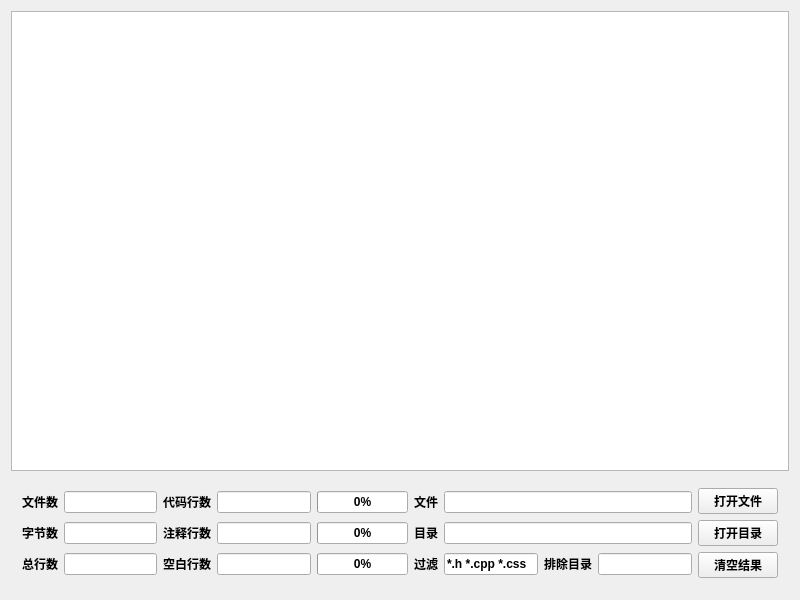
First picture: the form in CountCode.ui, repository a-mo-xi-wei/CodeCountTool, before the edit.
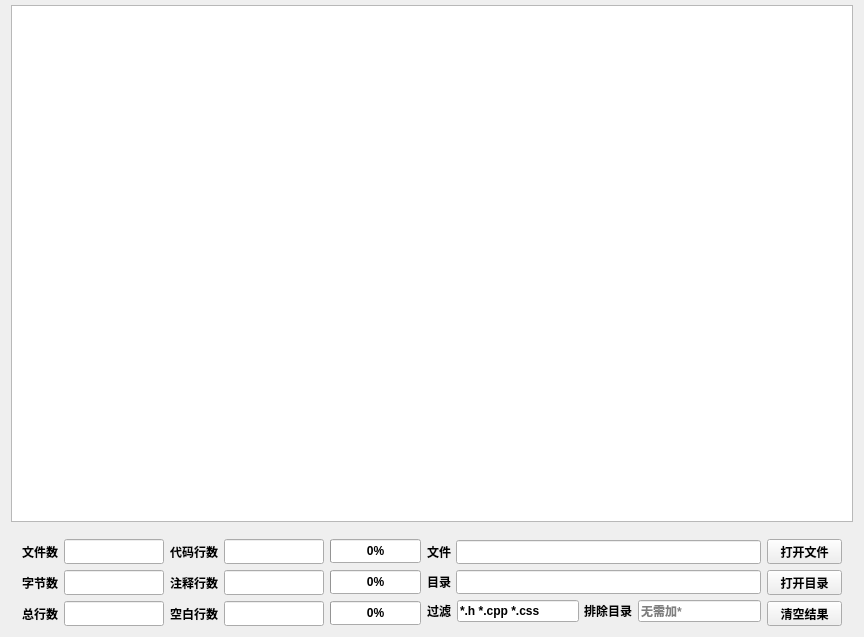
Second picture: the form after the edit. Icons and pictures are not drawn. Custom widgets are drawn as their Qt base class.

Diff of the .ui file:
```diff
--- a/CountCode.ui
+++ b/CountCode.ui
@@ -6,8 +6,8 @@
    <rect>
     <x>0</x>
     <y>0</y>
-    <width>800</width>
-    <height>600</height>
+    <width>864</width>
+    <height>637</height>
    </rect>
   </property>
   <property name="font">
@@ -16,13 +16,19 @@
    </font>
   </property>
   <layout class="QVBoxLayout" name="verticalLayout_2">
+   <property name="topMargin">
+    <number>5</number>
+   </property>
+   <property name="bottomMargin">
+    <number>0</number>
+   </property>
    <item>
     <widget class="QTableWidget" name="tableWidget"/>
    </item>
    <item>
     <widget class="QWidget" name="widget" native="true">
-     <layout class="QGridLayout" name="gridLayout_3">
-      <item row="0" column="0" rowspan="3">
+     <layout class="QHBoxLayout" name="horizontalLayout_3">
+      <item>
        <layout class="QGridLayout" name="gridLayout">
         <item row="0" column="0">
          <widget class="QLabel" name="labCount">
@@ -33,6 +39,24 @@
         </item>
         <item row="0" column="1">
          <widget class="QLineEdit" name="txtCount">
+          <property name="sizePolicy">
+           <sizepolicy hsizetype="Fixed" vsizetype="Fixed">
+            <horstretch>0</horstretch>
+            <verstretch>0</verstretch>
+           </sizepolicy>
+          </property>
+          <property name="minimumSize">
+           <size>
+            <width>100</width>
+            <height>25</height>
+           </size>
+          </property>
+          <property name="maximumSize">
+           <size>
+            <width>100</width>
+            <height>25</height>
+           </size>
+          </property>
           <property name="alignment">
            <set>Qt::AlignCenter</set>
           </property>
@@ -50,6 +74,24 @@
         </item>
         <item row="0" column="3">
          <widget class="QLineEdit" name="txtCode">
+          <property name="sizePolicy">
+           <sizepolicy hsizetype="Fixed" vsizetype="Fixed">
+            <horstretch>0</horstretch>
+            <verstretch>0</verstretch>
+           </sizepolicy>
+          </property>
+          <property name="minimumSize">
+           <size>
+            <width>100</width>
+            <height>25</height>
+           </size>
+          </property>
+          <property name="maximumSize">
+           <size>
+            <width>100</width>
+            <height>25</height>
+           </size>
+          </property>
           <property name="alignment">
            <set>Qt::AlignCenter</set>
           </property>
@@ -68,11 +110,23 @@
         <item row="1" column="1">
          <widget class="QLineEdit" name="txtSize">
           <property name="sizePolicy">
-           <sizepolicy hsizetype="Expanding" vsizetype="Fixed">
+           <sizepolicy hsizetype="Fixed" vsizetype="Fixed">
             <horstretch>0</horstretch>
             <verstretch>0</verstretch>
            </sizepolicy>
           </property>
+          <property name="minimumSize">
+           <size>
+            <width>100</width>
+            <height>25</height>
+           </size>
+          </property>
+          <property name="maximumSize">
+           <size>
+            <width>100</width>
+            <height>25</height>
+           </size>
+          </property>
           <property name="alignment">
            <set>Qt::AlignCenter</set>
           </property>
@@ -91,11 +145,23 @@
         <item row="1" column="3">
          <widget class="QLineEdit" name="txtNote">
           <property name="sizePolicy">
-           <sizepolicy hsizetype="Expanding" vsizetype="Fixed">
+           <sizepolicy hsizetype="Fixed" vsizetype="Fixed">
             <horstretch>0</horstretch>
             <verstretch>0</verstretch>
            </sizepolicy>
           </property>
+          <property name="minimumSize">
+           <size>
+            <width>100</width>
+            <height>25</height>
+           </size>
+          </property>
+          <property name="maximumSize">
+           <size>
+            <width>100</width>
+            <height>25</height>
+           </size>
+          </property>
           <property name="alignment">
            <set>Qt::AlignCenter</set>
           </property>
@@ -114,11 +180,23 @@
         <item row="2" column="1">
          <widget class="QLineEdit" name="txtRow">
           <property name="sizePolicy">
-           <sizepolicy hsizetype="Expanding" vsizetype="Fixed">
+           <sizepolicy hsizetype="Fixed" vsizetype="Fixed">
             <horstretch>0</horstretch>
             <verstretch>0</verstretch>
            </sizepolicy>
           </property>
+          <property name="minimumSize">
+           <size>
+            <width>100</width>
+            <height>25</height>
+           </size>
+          </property>
+          <property name="maximumSize">
+           <size>
+            <width>100</width>
+            <height>25</height>
+           </size>
+          </property>
           <property name="alignment">
            <set>Qt::AlignCenter</set>
           </property>
@@ -137,11 +215,23 @@
         <item row="2" column="3">
          <widget class="QLineEdit" name="txtBlank">
           <property name="sizePolicy">
-           <sizepolicy hsizetype="Expanding" vsizetype="Fixed">
+           <sizepolicy hsizetype="Fixed" vsizetype="Fixed">
             <horstretch>0</horstretch>
             <verstretch>0</verstretch>
            </sizepolicy>
           </property>
+          <property name="minimumSize">
+           <size>
+            <width>100</width>
+            <height>25</height>
+           </size>
+          </property>
+          <property name="maximumSize">
+           <size>
+            <width>100</width>
+            <height>25</height>
+           </size>
+          </property>
           <property name="alignment">
            <set>Qt::AlignCenter</set>
           </property>
@@ -152,6 +242,18 @@
         </item>
         <item row="0" column="4">
          <widget class="QProgressBar" name="code_progressBar">
+          <property name="minimumSize">
+           <size>
+            <width>0</width>
+            <height>24</height>
+           </size>
+          </property>
+          <property name="maximumSize">
+           <size>
+            <width>16777215</width>
+            <height>24</height>
+           </size>
+          </property>
           <property name="value">
            <number>0</number>
           </property>
@@ -165,6 +267,18 @@
         </item>
         <item row="1" column="4">
          <widget class="QProgressBar" name="note_progressBar">
+          <property name="minimumSize">
+           <size>
+            <width>0</width>
+            <height>24</height>
+           </size>
+          </property>
+          <property name="maximumSize">
+           <size>
+            <width>16777215</width>
+            <height>24</height>
+           </size>
+          </property>
           <property name="value">
            <number>0</number>
           </property>
@@ -175,6 +289,18 @@
         </item>
         <item row="2" column="4">
          <widget class="QProgressBar" name="blank_progressBar">
+          <property name="minimumSize">
+           <size>
+            <width>0</width>
+            <height>24</height>
+           </size>
+          </property>
+          <property name="maximumSize">
+           <size>
+            <width>16777215</width>
+            <height>24</height>
+           </size>
+          </property>
           <property name="value">
            <number>0</number>
           </property>
@@ -185,17 +311,63 @@
         </item>
        </layout>
       </item>
-      <item row="0" column="1" rowspan="3">
+      <item>
+       <widget class="QWidget" name="widget_2" native="true">
+        <property name="maximumSize">
+         <size>
+          <width>16777215</width>
+          <height>500</height>
+         </size>
+        </property>
        <layout class="QGridLayout" name="gridLayout_2">
+         <property name="leftMargin">
+          <number>0</number>
+         </property>
+         <property name="topMargin">
+          <number>0</number>
+         </property>
+         <property name="rightMargin">
+          <number>0</number>
+         </property>
+         <property name="bottomMargin">
+          <number>0</number>
+         </property>
+         <property name="spacing">
+          <number>5</number>
+         </property>
         <item row="0" column="0">
          <widget class="QLabel" name="labFile">
+           <property name="sizePolicy">
+            <sizepolicy hsizetype="Fixed" vsizetype="Preferred">
+             <horstretch>0</horstretch>
+             <verstretch>0</verstretch>
+            </sizepolicy>
+           </property>
           <property name="text">
            <string>文件</string>
           </property>
+           <property name="scaledContents">
+            <bool>true</bool>
+           </property>
+           <property name="alignment">
+            <set>Qt::AlignCenter</set>
+           </property>
          </widget>
         </item>
         <item row="0" column="1" colspan="2">
          <widget class="QLineEdit" name="txtFile">
+           <property name="minimumSize">
+            <size>
+             <width>0</width>
+             <height>24</height>
+            </size>
+           </property>
+           <property name="maximumSize">
+            <size>
+             <width>16777215</width>
+             <height>24</height>
+            </size>
+           </property>
           <property name="readOnly">
            <bool>true</bool>
           </property>
@@ -203,32 +375,78 @@
         </item>
         <item row="1" column="0">
          <widget class="QLabel" name="labPath">
+           <property name="sizePolicy">
+            <sizepolicy hsizetype="Fixed" vsizetype="Preferred">
+             <horstretch>0</horstretch>
+             <verstretch>0</verstretch>
+            </sizepolicy>
+           </property>
           <property name="text">
            <string>目录</string>
           </property>
+           <property name="scaledContents">
+            <bool>true</bool>
+           </property>
+           <property name="alignment">
+            <set>Qt::AlignCenter</set>
+           </property>
          </widget>
         </item>
         <item row="1" column="1" colspan="2">
          <widget class="QLineEdit" name="txtPath">
+           <property name="minimumSize">
+            <size>
+             <width>0</width>
+             <height>24</height>
+            </size>
+           </property>
+           <property name="maximumSize">
+            <size>
+             <width>16777215</width>
+             <height>24</height>
+            </size>
+           </property>
           <property name="readOnly">
            <bool>true</bool>
           </property>
          </widget>
         </item>
-        <item row="2" column="0">
+         <item row="2" column="0" colspan="2">
+          <layout class="QHBoxLayout" name="horizontalLayout_2">
+           <item>
          <widget class="QLabel" name="labTextFilter">
           <property name="text">
            <string>过滤</string>
           </property>
-         </widget>
-        </item>
-        <item row="2" column="1">
+             <property name="scaledContents">
+              <bool>true</bool>
+             </property>
+             <property name="alignment">
+              <set>Qt::AlignCenter</set>
+             </property>
+            </widget>
+           </item>
+           <item>
          <widget class="QLineEdit" name="txtFilter">
+             <property name="minimumSize">
+              <size>
+               <width>0</width>
+               <height>22</height>
+              </size>
+             </property>
+             <property name="maximumSize">
+              <size>
+               <width>16777215</width>
+               <height>22</height>
+              </size>
+             </property>
           <property name="text">
            <string>*.h *.cpp *.css</string>
           </property>
          </widget>
         </item>
+          </layout>
+         </item>
         <item row="2" column="2">
          <layout class="QHBoxLayout" name="horizontalLayout">
           <item>
@@ -236,44 +454,133 @@
             <property name="text">
              <string>排除目录</string>
             </property>
+             <property name="scaledContents">
+              <bool>true</bool>
+             </property>
+             <property name="alignment">
+              <set>Qt::AlignCenter</set>
+             </property>
            </widget>
           </item>
           <item>
            <widget class="QLineEdit" name="dirFilter">
+             <property name="minimumSize">
+              <size>
+               <width>0</width>
+               <height>22</height>
+              </size>
+             </property>
+             <property name="maximumSize">
+              <size>
+               <width>16777215</width>
+               <height>22</height>
+              </size>
+             </property>
             <property name="text">
              <string/>
             </property>
             <property name="readOnly">
              <bool>false</bool>
             </property>
+             <property name="placeholderText">
+              <string>无需加*</string>
+             </property>
            </widget>
           </item>
          </layout>
         </item>
        </layout>
+       </widget>
       </item>
-      <item row="0" column="2">
-       <widget class="QPushButton" name="btnOpenFile">
+      <item>
+       <layout class="QVBoxLayout" name="verticalLayout">
+        <item>
+         <widget class="RippleButton" name="btnOpenFile">
+          <property name="sizePolicy">
+           <sizepolicy hsizetype="Fixed" vsizetype="Fixed">
+            <horstretch>0</horstretch>
+            <verstretch>0</verstretch>
+           </sizepolicy>
+          </property>
+          <property name="minimumSize">
+           <size>
+            <width>75</width>
+            <height>25</height>
+           </size>
+          </property>
+          <property name="maximumSize">
+           <size>
+            <width>75</width>
+            <height>25</height>
+           </size>
+          </property>
+          <property name="cursor">
+           <cursorShape>PointingHandCursor</cursorShape>
+          </property>
         <property name="text">
          <string>打开文件</string>
         </property>
        </widget>
       </item>
-      <item row="1" column="2">
-       <widget class="QPushButton" name="btnOpenPath">
+        <item>
+         <widget class="RippleButton" name="btnOpenPath">
+          <property name="sizePolicy">
+           <sizepolicy hsizetype="Fixed" vsizetype="Fixed">
+            <horstretch>0</horstretch>
+            <verstretch>0</verstretch>
+           </sizepolicy>
+          </property>
+          <property name="minimumSize">
+           <size>
+            <width>75</width>
+            <height>25</height>
+           </size>
+          </property>
+          <property name="maximumSize">
+           <size>
+            <width>75</width>
+            <height>25</height>
+           </size>
+          </property>
+          <property name="cursor">
+           <cursorShape>PointingHandCursor</cursorShape>
+          </property>
         <property name="text">
          <string>打开目录</string>
         </property>
        </widget>
       </item>
-      <item row="2" column="2">
-       <widget class="QPushButton" name="btnClear">
+        <item>
+         <widget class="RippleButton" name="btnClear">
+          <property name="sizePolicy">
+           <sizepolicy hsizetype="Fixed" vsizetype="Fixed">
+            <horstretch>0</horstretch>
+            <verstretch>0</verstretch>
+           </sizepolicy>
+          </property>
+          <property name="minimumSize">
+           <size>
+            <width>75</width>
+            <height>25</height>
+           </size>
+          </property>
+          <property name="maximumSize">
+           <size>
+            <width>75</width>
+            <height>25</height>
+           </size>
+          </property>
+          <property name="cursor">
+           <cursorShape>PointingHandCursor</cursorShape>
+          </property>
         <property name="text">
          <string>清空结果</string>
         </property>
        </widget>
       </item>
      </layout>
+      </item>
+     </layout>
     </widget>
    </item>
   </layout>
@@ -376,6 +683,13 @@
   </action>
  </widget>
  <layoutdefault spacing="6" margin="11"/>
+ <customwidgets>
+  <customwidget>
+   <class>RippleButton</class>
+   <extends>QPushButton</extends>
+   <header>RippleButton.h</header>
+  </customwidget>
+ </customwidgets>
  <tabstops>
   <tabstop>btnOpenFile</tabstop>
   <tabstop>btnOpenPath</tabstop>
```
Lines whose indentation alone changed are shown as unchanged.
